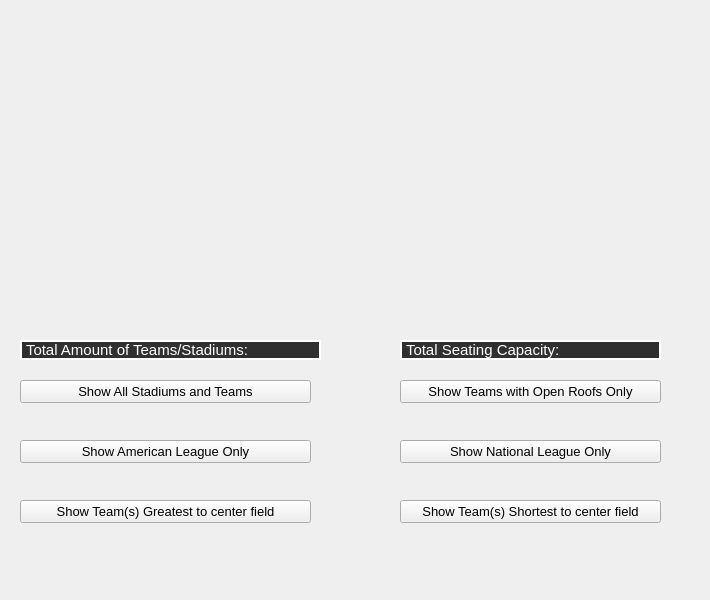
This is src/views/stadiumview.ui in minorleaguegrayonassociates/GrayonSlam as Qt 5 draws it before an edit. The edited form follows.
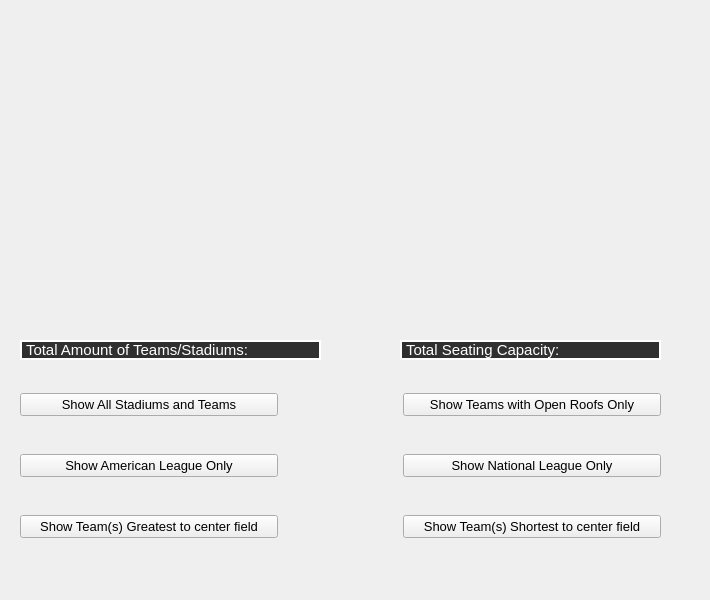
This is the edited form.

Commit message: Fixed some spacing problems with the buttons

```diff
--- a/src/views/stadiumview.ui
+++ b/src/views/stadiumview.ui
@@ -31,135 +31,6 @@
 }</string>
    </property>
   </widget>
-  <widget class="QPushButton" name="NationalLeagueButton">
-   <property name="geometry">
-    <rect>
-     <x>400</x>
-     <y>440</y>
-     <width>261</width>
-     <height>23</height>
-    </rect>
-   </property>
-   <property name="cursor">
-    <cursorShape>PointingHandCursor</cursorShape>
-   </property>
-   <property name="styleSheet">
-    <string notr="true">QPushButton
-{
-     font-size: 13px;
- }</string>
-   </property>
-   <property name="text">
-    <string>Show National League Only</string>
-   </property>
-  </widget>
-  <widget class="QPushButton" name="AmericanLeagueButton">
-   <property name="geometry">
-    <rect>
-     <x>20</x>
-     <y>440</y>
-     <width>291</width>
-     <height>23</height>
-    </rect>
-   </property>
-   <property name="cursor">
-    <cursorShape>PointingHandCursor</cursorShape>
-   </property>
-   <property name="styleSheet">
-    <string notr="true">QPushButton
-{
-     font-size: 13px;
- }</string>
-   </property>
-   <property name="text">
-    <string>Show American League Only</string>
-   </property>
-  </widget>
-  <widget class="QPushButton" name="GreatestDistButton">
-   <property name="geometry">
-    <rect>
-     <x>20</x>
-     <y>500</y>
-     <width>291</width>
-     <height>23</height>
-    </rect>
-   </property>
-   <property name="cursor">
-    <cursorShape>PointingHandCursor</cursorShape>
-   </property>
-   <property name="styleSheet">
-    <string notr="true">QPushButton
-{
-     font-size: 13px;
- }</string>
-   </property>
-   <property name="text">
-    <string>Show Team(s) Greatest to center field</string>
-   </property>
-  </widget>
-  <widget class="QPushButton" name="ShortestDistButton">
-   <property name="geometry">
-    <rect>
-     <x>400</x>
-     <y>500</y>
-     <width>261</width>
-     <height>23</height>
-    </rect>
-   </property>
-   <property name="cursor">
-    <cursorShape>PointingHandCursor</cursorShape>
-   </property>
-   <property name="styleSheet">
-    <string notr="true">QPushButton
-{
-     font-size: 13px;
- }</string>
-   </property>
-   <property name="text">
-    <string>Show Team(s) Shortest to center field</string>
-   </property>
-  </widget>
-  <widget class="QPushButton" name="OpenRoofsButton">
-   <property name="geometry">
-    <rect>
-     <x>400</x>
-     <y>380</y>
-     <width>261</width>
-     <height>23</height>
-    </rect>
-   </property>
-   <property name="cursor">
-    <cursorShape>PointingHandCursor</cursorShape>
-   </property>
-   <property name="styleSheet">
-    <string notr="true">QPushButton
-{
-     font-size: 13px;
- }</string>
-   </property>
-   <property name="text">
-    <string>Show Teams with Open Roofs Only</string>
-   </property>
-  </widget>
-  <widget class="QPushButton" name="AllStadiumsAndTeamsButton">
-   <property name="geometry">
-    <rect>
-     <x>20</x>
-     <y>380</y>
-     <width>291</width>
-     <height>23</height>
-    </rect>
-   </property>
-   <property name="styleSheet">
-    <string notr="true">QPushButton
-{
-     font-size: 13px;
- }</string>
-   </property>
-   <property name="text">
-    <string>Show All Stadiums and Teams</string>
-   </property>
-  </widget>
   <widget class="QLabel" name="TotalSeatingCapacityLabel">
    <property name="geometry">
     <rect>
@@ -204,6 +75,117 @@
     <string>Total Amount of Teams/Stadiums: </string>
    </property>
   </widget>
+  <widget class="QWidget" name="">
+   <property name="geometry">
+    <rect>
+     <x>20</x>
+     <y>380</y>
+     <width>641</width>
+     <height>171</height>
+    </rect>
+   </property>
+   <layout class="QGridLayout" name="gridLayout">
+    <property name="horizontalSpacing">
+     <number>125</number>
+    </property>
+    <property name="verticalSpacing">
+     <number>25</number>
+    </property>
+    <item row="0" column="0">
+     <widget class="QPushButton" name="AllStadiumsAndTeamsButton">
+      <property name="styleSheet">
+       <string notr="true">QPushButton
+{
+     font-size: 13px;
+ }</string>
+      </property>
+      <property name="text">
+       <string>Show All Stadiums and Teams</string>
+      </property>
+     </widget>
+    </item>
+    <item row="0" column="1">
+     <widget class="QPushButton" name="OpenRoofsButton">
+      <property name="cursor">
+       <cursorShape>PointingHandCursor</cursorShape>
+      </property>
+      <property name="styleSheet">
+       <string notr="true">QPushButton
+{
+     font-size: 13px;
+ }</string>
+      </property>
+      <property name="text">
+       <string>Show Teams with Open Roofs Only</string>
+      </property>
+     </widget>
+    </item>
+    <item row="1" column="0">
+     <widget class="QPushButton" name="AmericanLeagueButton">
+      <property name="cursor">
+       <cursorShape>PointingHandCursor</cursorShape>
+      </property>
+      <property name="styleSheet">
+       <string notr="true">QPushButton
+{
+     font-size: 13px;
+ }</string>
+      </property>
+      <property name="text">
+       <string>Show American League Only</string>
+      </property>
+     </widget>
+    </item>
+    <item row="1" column="1">
+     <widget class="QPushButton" name="NationalLeagueButton">
+      <property name="cursor">
+       <cursorShape>PointingHandCursor</cursorShape>
+      </property>
+      <property name="styleSheet">
+       <string notr="true">QPushButton
+{
+     font-size: 13px;
+ }</string>
+      </property>
+      <property name="text">
+       <string>Show National League Only</string>
+      </property>
+     </widget>
+    </item>
+    <item row="2" column="0">
+     <widget class="QPushButton" name="GreatestDistButton">
+      <property name="cursor">
+       <cursorShape>PointingHandCursor</cursorShape>
+      </property>
+      <property name="styleSheet">
+       <string notr="true">QPushButton
+{
+     font-size: 13px;
+ }</string>
+      </property>
+      <property name="text">
+       <string>Show Team(s) Greatest to center field</string>
+      </property>
+     </widget>
+    </item>
+    <item row="2" column="1">
+     <widget class="QPushButton" name="ShortestDistButton">
+      <property name="cursor">
+       <cursorShape>PointingHandCursor</cursorShape>
+      </property>
+      <property name="styleSheet">
+       <string notr="true">QPushButton
+{
+     font-size: 13px;
+ }</string>
+      </property>
+      <property name="text">
+       <string>Show Team(s) Shortest to center field</string>
+      </property>
+     </widget>
+    </item>
+   </layout>
+  </widget>
  </widget>
  <resources/>
  <connections/>
```
The commit also changes 1 other file.
